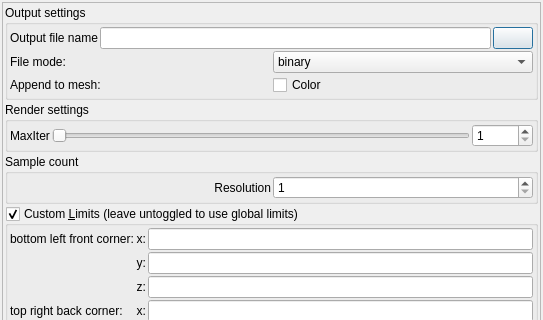
This is mandelbulber2/qt/mesh_export_dialog.ui in buddhi1980/mandelbulber2 as Qt 5 draws it before an edit; both pictures show x 0 to 543 and y 0 to 320 of the 543 by 535 pixel window. The edited form follows.
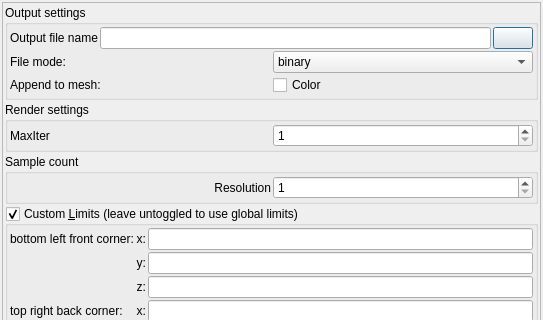
This is the edited form. Icons and pictures are not drawn. Custom widgets are drawn as their Qt base class.

Commit message: Created pop-up sliders for integer spin boxes

Patch:
```diff
--- a/mandelbulber2/qt/mesh_export_dialog.ui
+++ b/mandelbulber2/qt/mesh_export_dialog.ui
@@ -184,6 +184,16 @@
             <property name="spacing">
              <number>2</number>
             </property>
+            <item row="0" column="1">
+             <widget class="MySpinBox" name="spinboxInt_voxel_max_iter">
+              <property name="minimum">
+               <number>1</number>
+              </property>
+              <property name="maximum">
+               <number>10000</number>
+              </property>
+             </widget>
+            </item>
             <item row="0" column="0">
              <widget class="QLabel" name="label_5">
               <property name="text">
@@ -191,35 +201,6 @@
               </property>
              </widget>
             </item>
-            <item row="0" column="2">
-             <widget class="MySpinBox" name="spinboxInt_voxel_max_iter">
-              <property name="minimum">
-               <number>1</number>
-              </property>
-              <property name="maximum">
-               <number>10000</number>
-              </property>
-             </widget>
-            </item>
-            <item row="0" column="1">
-             <widget class="QSlider" name="sliderInt_voxel_max_iter">
-              <property name="minimum">
-               <number>1</number>
-              </property>
-              <property name="maximum">
-               <number>10000</number>
-              </property>
-              <property name="singleStep">
-               <number>8</number>
-              </property>
-              <property name="pageStep">
-               <number>64</number>
-              </property>
-              <property name="orientation">
-               <enum>Qt::Horizontal</enum>
-              </property>
-             </widget>
-            </item>
            </layout>
           </item>
          </layout>
@@ -559,22 +540,22 @@
   </layout>
  </widget>
  <customwidgets>
+  <customwidget>
+   <class>MyLineEdit</class>
+   <extends>QLineEdit</extends>
+   <header>my_line_edit.h</header>
+  </customwidget>
+  <customwidget>
+   <class>MySpinBox</class>
+   <extends>QSpinBox</extends>
+   <header>my_spin_box.h</header>
+  </customwidget>
   <customwidget>
    <class>MyGroupBox</class>
    <extends>QGroupBox</extends>
    <header>my_group_box.h</header>
    <container>1</container>
   </customwidget>
-  <customwidget>
-   <class>MySpinBox</class>
-   <extends>QSpinBox</extends>
-   <header>my_spin_box.h</header>
-  </customwidget>
-  <customwidget>
-   <class>MyLineEdit</class>
-   <extends>QLineEdit</extends>
-   <header>my_line_edit.h</header>
-  </customwidget>
   <customwidget>
    <class>MyProgressBar</class>
    <extends>QProgressBar</extends>
```
Left out of the diff: 1 changed line with no effect on the pictures. The commit also changes 18 other files.
